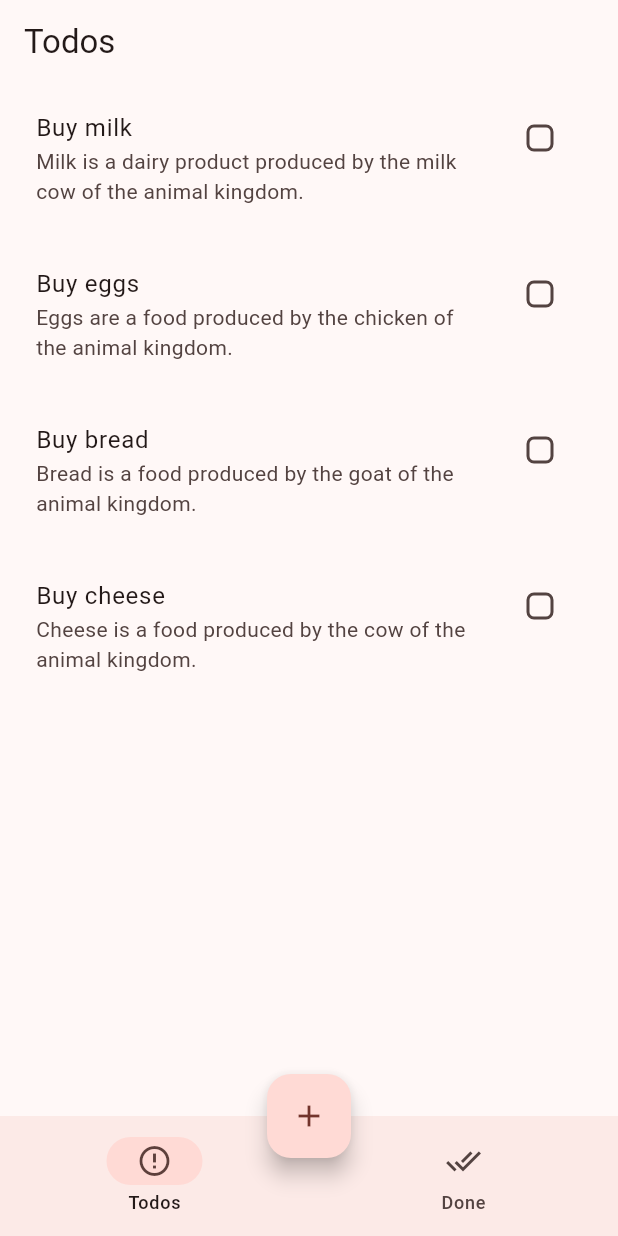
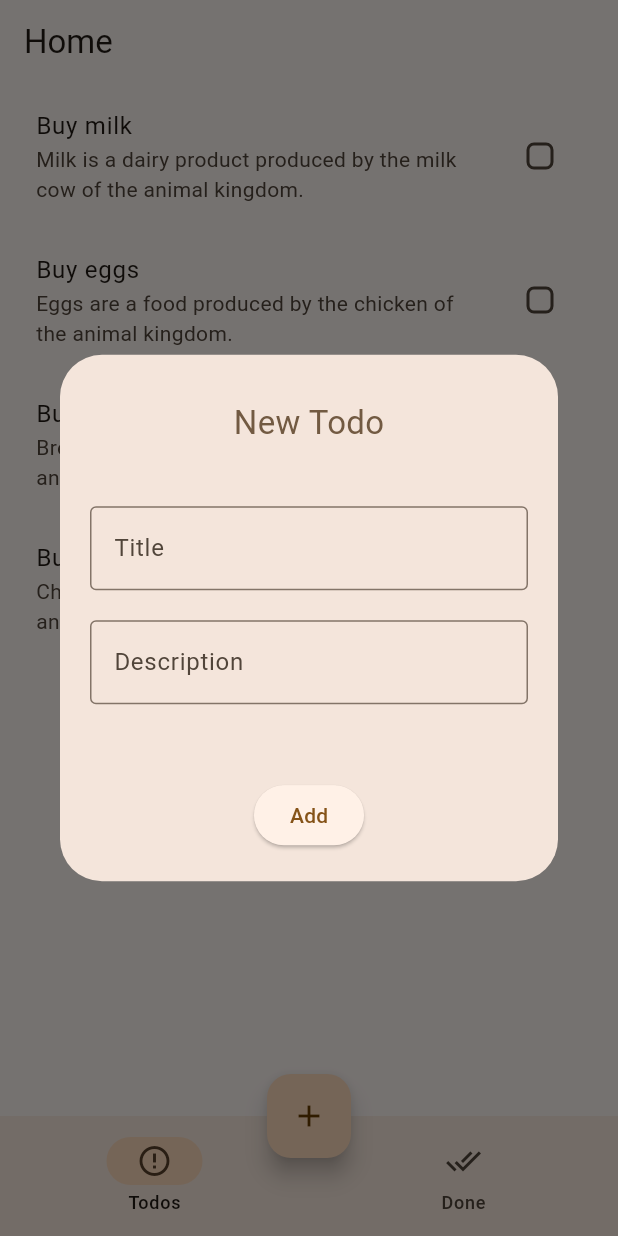
Before and after one commit to battistinidiego/todo_app, a Flutter app: the screen it shows after launch, after a tap on the "add" icon, on a phone screen of 412 x 824 dp. Run offline on Flutter 3.47's test engine with Material 2 defaults, Android fonts, the phone set to English and light mode, and no system bars.

Commit message:
info page updated

```diff
--- a/lib/main.dart
+++ b/lib/main.dart
@@ -1,6 +1,6 @@
 import 'package:flutter/material.dart';
 import 'package:provider/provider.dart';
-import 'package:todo_app/routes/home_page.dart';
+import 'package:todo_app/route.dart';
 import 'package:todo_app/services/todo_service.dart';
 
 void main() {
@@ -12,14 +12,15 @@ class TodoApp extends StatelessWidget {
 
   @override
   Widget build(BuildContext context) {
-    return MaterialApp(
-      theme: ThemeData(
-          useMaterial3: true,
-          colorScheme: ColorScheme.fromSeed(seedColor: Colors.red)),
-      home: ChangeNotifierProvider<TodoService>(
-        create: (context) => TodoService(),
-        child: const HomePage(),
-      ),
+    return ChangeNotifierProvider<TodoService>(
+      create: (context) => TodoService(),
+      child: MaterialApp(
+          initialRoute: RouteGenerator.homePageRouteName, // '/'
+          onGenerateRoute: RouteGenerator.routeGenerator,
+          title: 'Todo',
+          theme: ThemeData(
+              useMaterial3: true,
+              colorScheme: ColorScheme.fromSeed(seedColor: Colors.orange))),
     );
   }
 }
--- /dev/null
+++ b/lib/route.dart
@@ -0,0 +1,21 @@
+import 'package:flutter/material.dart';
+import 'package:todo_app/routes/home_page.dart';
+import 'package:todo_app/routes/info_page.dart';
+
+class RouteGenerator {
+  static const homePageRouteName = '/';
+  static const infoPageRouteName = '/info';
+
+  static Route<dynamic>? routeGenerator(RouteSettings settings) {
+    var args = settings.arguments;
+    switch (settings.name) {
+      case homePageRouteName:
+        return MaterialPageRoute(builder: (_) => const HomePage());
+      case infoPageRouteName:
+        return MaterialPageRoute(
+            builder: (_) => InfoPage(helper: args as InfoPageHelper));
+      default:
+        throw Exception('Error: unknown route');
+    }
+  }
+}
--- a/lib/routes/home_page.dart
+++ b/lib/routes/home_page.dart
@@ -1,7 +1,8 @@
 import 'package:flutter/material.dart';
 import 'package:provider/provider.dart';
 import 'package:todo_app/services/todo_service.dart';
-import 'package:todo_app/widgets/todo_list.dart';
+import 'package:todo_app/widgets/dialogs/new_item_dialog.dart';
+import 'package:todo_app/widgets/item_list.dart';
 
 class HomePage extends StatefulWidget {
   const HomePage({Key? key}) : super(key: key);
@@ -12,25 +13,27 @@ class HomePage extends StatefulWidget {
 
 class _HomePageState extends State<HomePage> {
   int _selectedIndex = 0;
-  String _appBarTitle = 'Todos';
 
   @override
   Widget build(BuildContext context) {
     return Scaffold(
         floatingActionButtonLocation: FloatingActionButtonLocation.centerDocked,
         floatingActionButton: FloatingActionButton(
-          onPressed: () => null, child: const Icon(Icons.add)),
+            onPressed: () => showDialog(
+                context: context,
+                builder: (context) => Consumer<TodoService>(
+                      builder: (context, value, _) => NewItemDialog(
+                          onNewItem: ((newItem) => value.add(newItem))),
+                    )),
+            child: const Icon(Icons.add)),
         appBar: AppBar(
-        title: Text(_appBarTitle),
+          title: const Text("Home"),
         ),
         bottomNavigationBar: NavigationBar(
           selectedIndex: _selectedIndex,
           onDestinationSelected: (int index) {
             setState(() {
               _selectedIndex = index;
-            _selectedIndex == 0
-                ? _appBarTitle = 'Todos'
-                : _appBarTitle = 'Done';
             });
           },
           destinations: const [
@@ -44,13 +47,9 @@ class _HomePageState extends State<HomePage> {
             ),
           ],
         ),
-      body: Consumer<TodoService>(
-        builder: ((context, value, child) {
-          return _selectedIndex == 0
-              ? TodoList(todoCollection: value.items)
-              : TodoList(todoCollection: value.doneItems);
-        }),
-      ),
-    );
+        body: [
+          ItemList(todoCollection: context.watch<TodoService>().items),
+          ItemList(todoCollection: context.watch<TodoService>().doneItems)
+        ][_selectedIndex]);
   }
 }
--- a/lib/routes/info_page.dart
+++ b/lib/routes/info_page.dart
@@ -3,9 +3,12 @@ import 'package:flutter/material.dart';
 import '../models/todo.dart';
 
 class InfoPage extends StatelessWidget {
-  final Todo item;
+  final InfoPageHelper helper;
 
-  const InfoPage({Key? key, required this.item}) : super(key: key);
+  const InfoPage({
+    Key? key,
+    required this.helper,
+  }) : super(key: key);
 
   @override
   Widget build(BuildContext context) {
@@ -14,31 +17,31 @@ class InfoPage extends StatelessWidget {
             Row(mainAxisAlignment: MainAxisAlignment.end, children: [
           FloatingActionButton(
             heroTag: 'InfoEdit_fab',
-            onPressed: () => null,
+            onPressed: helper.onEdit(),
             child: const Icon(Icons.edit_outlined),
           ),
           const SizedBox(width: 10),
           FloatingActionButton(
             heroTag: 'infoDelete_fab',
-            onPressed: () => null,
+            onPressed: helper.onDelete(),
             child: const Icon(Icons.delete_outline),
           ),
           const SizedBox(width: 10),
           FloatingActionButton(
             heroTag: 'InfoDone_fab',
-            onPressed: () => null,
+            onPressed: helper.onComplete(),
             child: const Icon(Icons.check_outlined),
           ),
         ]),
         appBar: AppBar(
-          title: Text(item.title),
+          title: Text(helper.item.title),
         ),
         body: Padding(
           padding: const EdgeInsets.all(15),
           child: Column(
             crossAxisAlignment: CrossAxisAlignment.start,
             children: [
-              Text(item.description),
+              Text(helper.item.description),
               const SizedBox(height: 15),
               Row(
                 children: [
@@ -46,7 +49,7 @@ class InfoPage extends StatelessWidget {
                       style: TextStyle(
                           fontWeight: FontWeight.bold,
                           color: Theme.of(context).colorScheme.secondary)),
-                  Text(item.completedAtString),
+                  Text(helper.item.completedAtString),
                 ],
               ),
             ],
@@ -54,3 +57,18 @@ class InfoPage extends StatelessWidget {
         ));
   }
 }
+
+class InfoPageHelper {
+  Todo item;
+
+  InfoPageHelper({
+    required this.item,
+    required this.onComplete,
+    required this.onDelete,
+    required this.onEdit,
+  });
+
+  Function onDelete;
+  Function onComplete;
+  Function onEdit;
+}
--- a/lib/services/todo_service.dart
+++ b/lib/services/todo_service.dart
@@ -68,4 +68,14 @@ class TodoService with ChangeNotifier {
       notifyListeners();
     });
   }
+
+  void add(Todo item) {
+    _items.add(item);
+    notifyListeners();
+  }
+
+  void delete(Todo item) {
+    items.contains(item) ? _items.remove(item) : _doneItems.remove(item);
+    notifyListeners();
+  }
 }
--- /dev/null
+++ b/lib/widgets/dialogs/new_item_dialog.dart
@@ -0,0 +1,65 @@
+import 'package:flutter/material.dart';
+import 'package:todo_app/models/todo.dart';
+
+class NewItemDialog extends StatelessWidget {
+  final Function(Todo) onNewItem;
+
+  const NewItemDialog({Key? key, required this.onNewItem}) : super(key: key);
+
+  @override
+  Widget build(BuildContext context) {
+    final titleController = TextEditingController();
+    final descriptionController = TextEditingController();
+
+    return Dialog(
+      child: Padding(
+        padding: const EdgeInsets.all(20.0),
+        child: Column(
+          mainAxisSize: MainAxisSize.min,
+          children: <Widget>[
+            Padding(
+              padding: const EdgeInsets.all(10.0),
+              child: Text(
+                "New Todo",
+                style: TextStyle(
+                    fontSize: 22,
+                    color: Theme.of(context).colorScheme.secondary),
+              ),
+            ),
+            const SizedBox(height: 30),
+            TextField(
+              controller: titleController,
+              decoration: const InputDecoration(
+                labelText: 'Title',
+                hintText: 'Brush theeth',
+                border: OutlineInputBorder(),
+              ),
+            ),
+            const SizedBox(height: 20),
+            TextField(
+              controller: descriptionController,
+              decoration: const InputDecoration(
+                labelText: 'Description',
+                hintText: 'Use my new Toothbrush!',
+                border: OutlineInputBorder(),
+              ),
+            ),
+            const SizedBox(height: 50),
+            ElevatedButton(
+                child: const Text('Add'),
+                onPressed: () {
+                  if (titleController.text.isNotEmpty &&
+                      descriptionController.text.isNotEmpty) {
+                    onNewItem(Todo(
+                      title: titleController.text,
+                      description: descriptionController.text,
+                    ));
+                    Navigator.pop(context);
+                  }
+                }),
+          ],
+        ),
+      ),
+    );
+  }
+}
--- /dev/null
+++ b/lib/widgets/item_list.dart
@@ -0,0 +1,54 @@
+import 'package:flutter/material.dart';
+import 'package:provider/provider.dart';
+import 'package:todo_app/models/todo.dart';
+import 'package:todo_app/routes/info_page.dart';
+import 'package:todo_app/services/todo_service.dart';
+
+class ItemList extends StatelessWidget {
+  final List<Todo> todoCollection;
+
+  const ItemList({Key? key, required this.todoCollection}) : super(key: key);
+
+  @override
+  Widget build(BuildContext context) {
+    return Center(
+      child: ListView.builder(
+          itemCount: todoCollection.length,
+          itemBuilder: (context, index) {
+            return Consumer<TodoService>(
+              builder: (context, provider, _) => Padding(
+                padding: const EdgeInsets.all(8),
+                child: GestureDetector(
+                  onLongPress: () => Navigator.pushNamed(
+                    context,
+                    '/info',
+                    arguments: InfoPageHelper(
+                        item: todoCollection[index],
+                        onComplete: () => context
+                            .watch<TodoService>()
+                            .complete(todoCollection[index]),
+                        onDelete: () => print('delete'),
+                        onEdit: () => print('edit')),
+                  ),
+                  child: CheckboxListTile(
+                      value: todoCollection[index].completed,
+                      title: Text(todoCollection[index].title),
+                      subtitle: Text(todoCollection[index].description),
+                      activeColor: Theme.of(context).colorScheme.primary,
+                      checkColor: Theme.of(context).colorScheme.background,
+                      checkboxShape: RoundedRectangleBorder(
+                        borderRadius: BorderRadius.circular(5),
+                      ),
+                      shape: RoundedRectangleBorder(
+                        borderRadius: BorderRadius.circular(10),
+                      ),
+                      onChanged: (_) {
+                        provider.complete(todoCollection[index]);
+                      }),
+                ),
+              ),
+            );
+          }),
+    );
+  }
+}
--- a/lib/widgets/todo_list.dart
+++ /dev/null
@@ -1,51 +0,0 @@
-import 'package:flutter/material.dart';
-import 'package:provider/provider.dart';
-import 'package:todo_app/models/todo.dart';
-import 'package:todo_app/routes/info_page.dart';
-import 'package:todo_app/services/todo_service.dart';
-
-class TodoList extends StatelessWidget {
-  final List<Todo> todoCollection;
-
-  const TodoList({Key? key, required this.todoCollection}) : super(key: key);
-
-  @override
-  Widget build(BuildContext context) {
-    return Center(
-      child: ListView.builder(
-          itemCount: todoCollection.length,
-          itemBuilder: (context, index) {
-            return Padding(
-              padding: const EdgeInsets.all(8),
-              child: GestureDetector(
-                onLongPress: () => Navigator.push(
-                    context,
-
-                    // TODO: usa route generator
-                    MaterialPageRoute(
-                        builder: (context) =>
-                            InfoPage(item: todoCollection[index]))),
-                child: CheckboxListTile(
-                    isThreeLine: true,
-                    value: todoCollection[index].completed,
-                    title: Text(todoCollection[index].title),
-                    subtitle: Text(todoCollection[index].description),
-                    activeColor: Theme.of(context).colorScheme.primary,
-                    checkColor: Theme.of(context).colorScheme.background,
-                    checkboxShape: RoundedRectangleBorder(
-                      borderRadius: BorderRadius.circular(5),
-                    ),
-                    shape: RoundedRectangleBorder(
-                      borderRadius: BorderRadius.circular(10),
-                    ),
-                    onChanged: (value) {
-                      context
-                          .read<TodoService>()
-                          .complete(todoCollection[index]);
-                    }),
-              ),
-            );
-          }),
-    );
-  }
-}
```
Also changed, not shown: 3 other files. Lines whose indentation alone changed are shown as unchanged.
